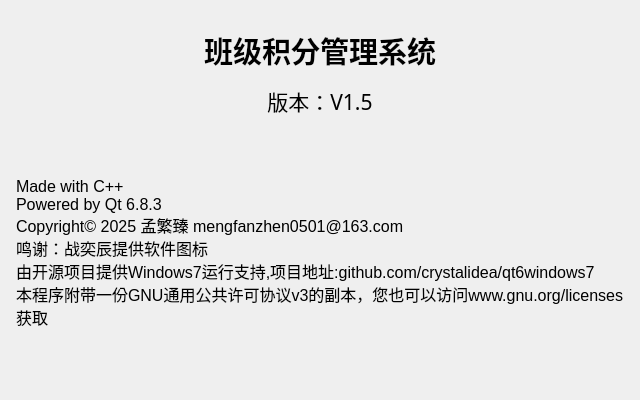
Before: the Qt Designer form ui/about_info_dialog.ui in fz1251/ClassScoreManager, drawn with Qt 5.
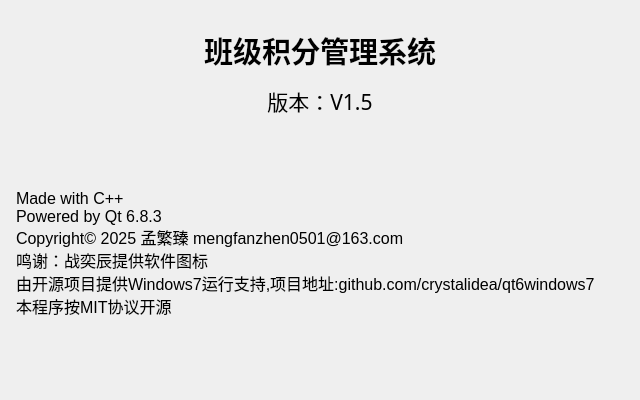
After: the same form once the commit is applied.

```diff
--- a/ui/about_info_dialog.ui
+++ b/ui/about_info_dialog.ui
@@ -13,9 +13,6 @@
   <property name="windowTitle">
    <string>关于</string>
   </property>
-  <property name="styleSheet">
-   <string notr="true"/>
-  </property>
   <layout class="QVBoxLayout" name="OuterVLayout" stretch="0">
    <property name="spacing">
     <number>0</number>
@@ -92,7 +89,7 @@
 Copyright© 2025 孟繁臻 mengfanzhen0501@163.com
 鸣谢：战奕辰提供软件图标
 由开源项目提供Windows7运行支持,项目地址:github.com/crystalidea/qt6windows7
-本程序附带一份GNU通用公共许可协议v3的副本，您也可以访问www.gnu.org/licenses获取</string>
+本程序按MIT协议开源</string>
        </property>
        <property name="wordWrap">
         <bool>true</bool>
```
